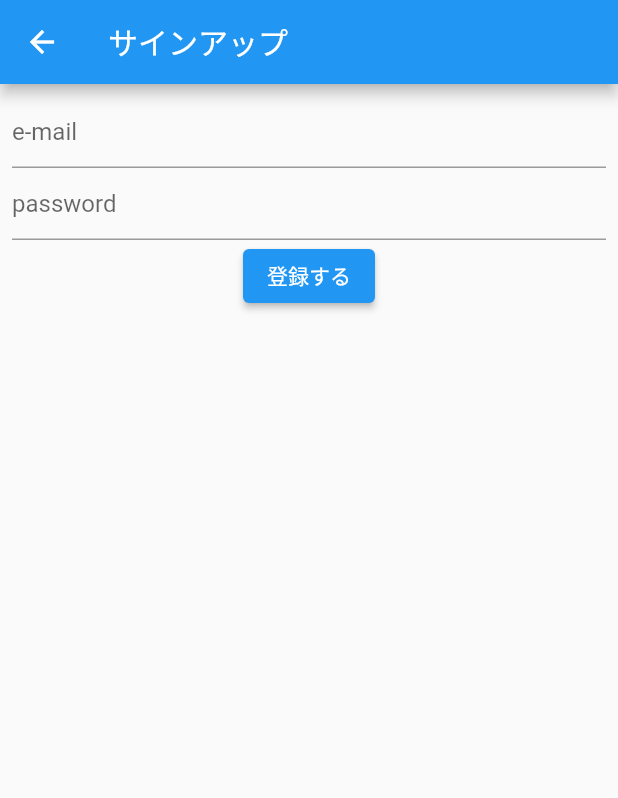
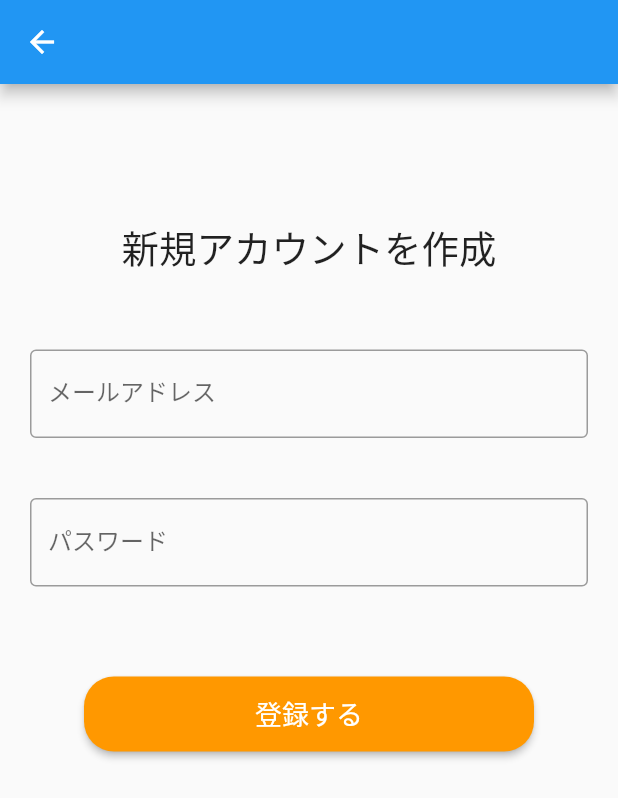
Before and after one commit to Kakky-S/ResQ_app, a Flutter app: the screen it shows after launch, after a tap on "新規登録", on a phone screen of 412 x 824 dp. Shown: the top 798 px of the screen. Run offline on Flutter 3.47's test engine with Material 2 defaults, Android fonts, the phone set to English and light mode, and no system bars; our stand-ins replace cloud_firestore, firebase_auth, firebase_core; accounts and stored records are empty.

Commit message:
装飾、ロゴの追加

```diff
--- /dev/null
+++ b/lib/history/history.dart
@@ -0,0 +1,4 @@
+class histories{
+  String history;
+  histories ({this.history});
+}
--- a/lib/login/login_page.dart
+++ b/lib/login/login_page.dart
@@ -2,6 +2,7 @@ import 'package:flutter/material.dart';
 import 'package:provider/provider.dart';
 import 'package:resq_chatbot_app/chatBot/chatBot_page.dart';
 import 'package:resq_chatbot_app/favorite/favorite_page.dart';
+import 'package:resq_chatbot_app/historyList/historyList_page.dart';
 import 'package:resq_chatbot_app/signup/signup_page.dart';
 import 'login_model.dart';
 
@@ -16,7 +17,7 @@ class LoginPage extends StatelessWidget {
       create: (_) => LoginModel(),
       child: Scaffold(
         appBar: AppBar(
-          title: Text('ログイン'),
+          title: Text('ResQ'),
         ),
         body: Consumer<LoginModel>(
             builder: (context, model, child){
@@ -41,13 +42,13 @@ class LoginPage extends StatelessWidget {
                     child: Column(
                       mainAxisSize: MainAxisSize.min,
                       children: [
+                        Image.asset('images/logo_sub.png'),
                         Padding(
                           padding: const EdgeInsets.only(top:50.0),
                           child: TextField(
                             decoration: InputDecoration(
-                                //hintText: 'e-mail',
                               border: OutlineInputBorder(),
-                              labelText: 'e-mail',
+                              labelText: 'メールアドレス',
                             ),
                             controller: mailController,
                             onChanged: (text){
@@ -61,7 +62,7 @@ class LoginPage extends StatelessWidget {
                             decoration: const InputDecoration(
                                 //hintText: 'password',
                                 border: OutlineInputBorder(),
-                                labelText: 'password',
+                                labelText: 'パスワード',
                             ),
                             // 文字を隠す
                             obscureText: true,
@@ -72,7 +73,7 @@ class LoginPage extends StatelessWidget {
                           ),
                         ),
                         ElevatedButton(
-                          child: Text('ログインする'),
+                          child: Text('診察をはじめる'),
                           style: ElevatedButton.styleFrom(
                               primary: Colors.orange,
                               onPrimary: Colors.white,
@@ -84,6 +85,7 @@ class LoginPage extends StatelessWidget {
                             try {
                               await model.login();
                               _showDialog(context, 'ログインしました');
+                              Navigator.push(context, MaterialPageRoute(builder: (context) => chatBot()));
                             } catch(e){
                               _showDialog(context, e.toString());
                             }
@@ -102,12 +104,7 @@ class LoginPage extends StatelessWidget {
                             },
                             child: Text('診察を始める')
                         ),
-                        ElevatedButton(
-                            onPressed: (){
-                              Navigator.push(context, MaterialPageRoute(builder: (context) => Favorite()));
-                            },
-                            child: Text('お気に入り')
-                        ),
+
                       ],
                     ),
                   ),
--- a/lib/signup/signup_page.dart
+++ b/lib/signup/signup_page.dart
@@ -12,26 +12,42 @@ class SignUpPage extends StatelessWidget {
       create: (_) => SignUpModel(),
       child: Scaffold(
         appBar: AppBar(
-          title: Text('サインアップ'),
+
         ),
         body: Consumer<SignUpModel>(
           builder: (context, model, child){
             return Padding(
-                padding: const EdgeInsets.all(8.0),
+                padding: const EdgeInsets.only(top: 90.0, right: 20, left: 20),
               child: Column(
                 children: [
-                  TextField(
+                  Padding(
+                      padding: const EdgeInsets.only(bottom: 50.0),
+                    child: Text(
+                        '新規アカウントを作成',
+                         style: TextStyle(
+                           fontSize: 25,
+                         )
+                    ),
+                  ),
+                  Padding(
+                    padding: const EdgeInsets.only(bottom: 40.0),
+                  child: TextField(
                     decoration: InputDecoration(
-                      hintText: 'e-mail'
+                      border: OutlineInputBorder(),
+                      labelText: 'メールアドレス',
                     ),
                     controller: mailController,
                     onChanged: (text){
                       model.mail = text;
                     },
                   ),
-                  TextField(
+                  ),
+                  Padding(
+                  padding: const EdgeInsets.only(bottom: 60.0),
+                  child: TextField(
                     decoration: InputDecoration(
-                        hintText: 'password'
+                      border: OutlineInputBorder(),
+                      labelText: 'パスワード',
                     ),
                     // 文字を隠す
                     obscureText: true,
@@ -40,8 +56,20 @@ class SignUpPage extends StatelessWidget {
                       model.password = text;
                     },
                   ),
+                  ),
                   ElevatedButton(
                     child: Text('登録する'),
+                    style: ElevatedButton.styleFrom(
+                    primary: Colors.orange,
+                    onPrimary: Colors.white,
+                    minimumSize: Size(300, 50),
+                    textStyle: TextStyle(
+                      fontSize: 18
+                    ),
+                    shape: RoundedRectangleBorder(
+                      borderRadius: BorderRadius.circular(20),
+                      ),
+                    ),
                       onPressed: () async{
                       try {
                         await model.signUp();
--- a/pubspec.yaml
+++ b/pubspec.yaml
@@ -47,6 +47,9 @@ flutter:
   # included with your application, so that you can use the icons in
   # the material Icons class.
   uses-material-design: true
+  assets:
+    - images/logo_main.png
+    - images/logo_sub.png
 
   # To add assets to your application, add an assets section, like this:
   # assets:
```
Also changed, not shown: lib/chatBot/chatBot_page.dart (+37 -14 lines), lib/history/history_page.dart (added, +62 -0 lines), lib/historyList/historyList_page.dart (added, +88 -0 lines), lib/navigation/navigation.dart (added, +20 -0 lines), images/logo_main.png (added), images/logo_sub.png (added), lib/history /history_page.dart (deleted), lib/historyList/historyList.dart (added).
